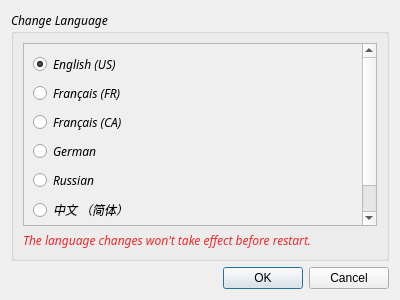
The window that form/lang.ui (the0cp/Bing-Wallpaper-GUI) describes before a commit, drawn with Qt 5.
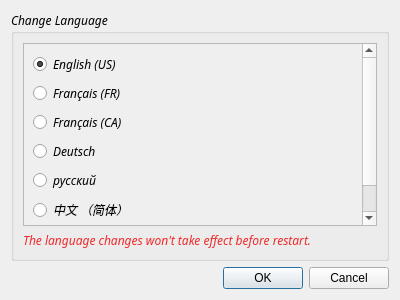
The same window after the commit.

Patch:
```diff
--- a/form/lang.ui
+++ b/form/lang.ui
@@ -94,14 +94,14 @@
           <item>
            <widget class="QRadioButton" name="rbtn_gege">
             <property name="text">
-             <string>German</string>
+             <string>Deutsch</string>
             </property>
            </widget>
           </item>
           <item>
            <widget class="QRadioButton" name="rbtn_ruru">
             <property name="text">
-             <string>Russian</string>
+             <string>русский</string>
             </property>
            </widget>
           </item>
```
